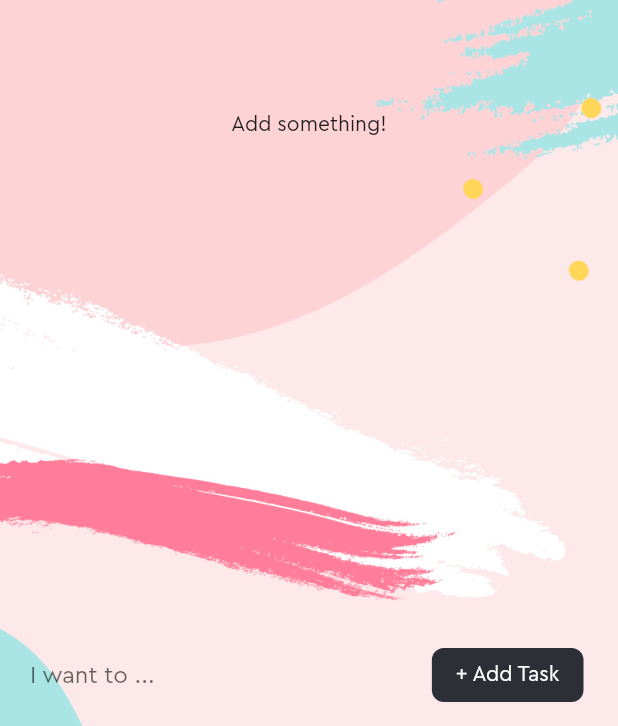
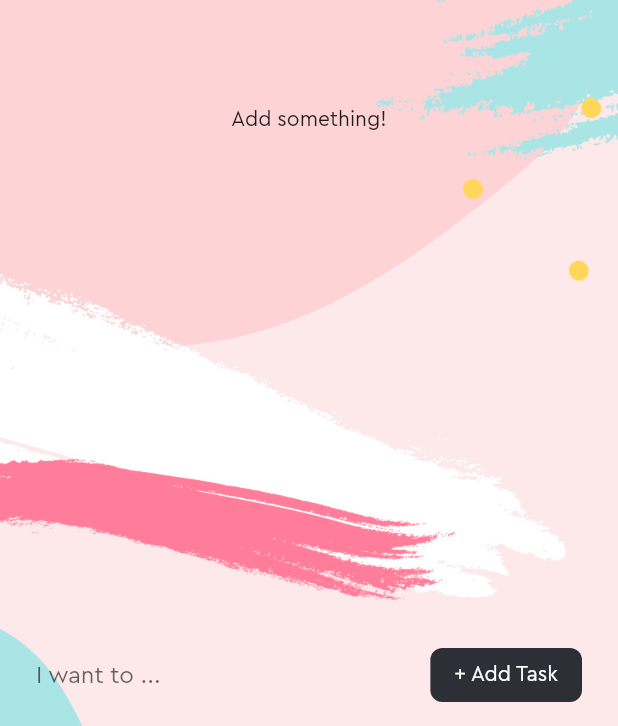
Before and after one commit to mostafabahri/todo-list, a Flutter app: the screen it shows after launch, on a phone screen of 412 x 824 dp. Shown: the part 510-1236 px from the top of the screen. Run offline on Flutter 3.47's test engine with Material 2 defaults, Android fonts, the phone set to English and light mode, and no system bars; our stand-ins replace font_awesome_flutter, shared_preferences.

Commit message:
Fix padding for input

```diff
--- a/lib/todo_form.dart
+++ b/lib/todo_form.dart
@@ -60,7 +60,6 @@ class _TodoFormState extends State<TodoForm> {
                   child: todos.length != 0
                       ? ListView.builder(
                           controller: _scrollController,
-                          padding: EdgeInsets.only(bottom: 5),
                           itemCount: todos.length,
                           itemBuilder: _todoItemBuilder,
                         )
@@ -73,8 +72,11 @@ class _TodoFormState extends State<TodoForm> {
         ));
   }
 
-  Row _buildInputRow() {
-    return Row(
+  Widget _buildInputRow() {
+    return Container(
+      margin: EdgeInsets.only(top: 7),
+      padding: EdgeInsets.symmetric(horizontal: 4),
+      child: Row(
         children: <Widget>[
           Expanded(
             child: TextField(
@@ -86,7 +88,8 @@ class _TodoFormState extends State<TodoForm> {
             ),
           ),
           FlatButton(
-          shape: RoundedRectangleBorder(borderRadius: BorderRadius.circular(8)),
+            shape:
+                RoundedRectangleBorder(borderRadius: BorderRadius.circular(8)),
             color: Color(0xff2c2f36),
             textColor: Colors.white,
             child: Text('+ Add Task'),
@@ -102,10 +105,8 @@ class _TodoFormState extends State<TodoForm> {
               }
             },
           ),
-        SizedBox(
-          width: 3,
-        )
         ],
+      ),
     );
   }
 
```
Lines whose indentation alone changed are shown as unchanged.
